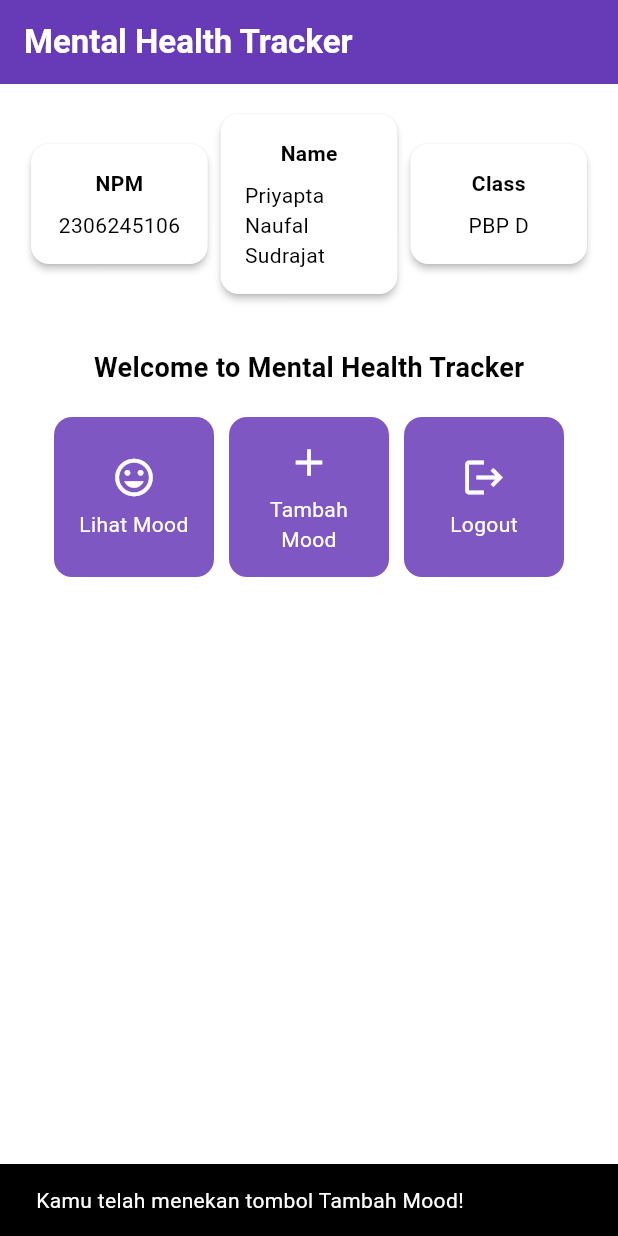
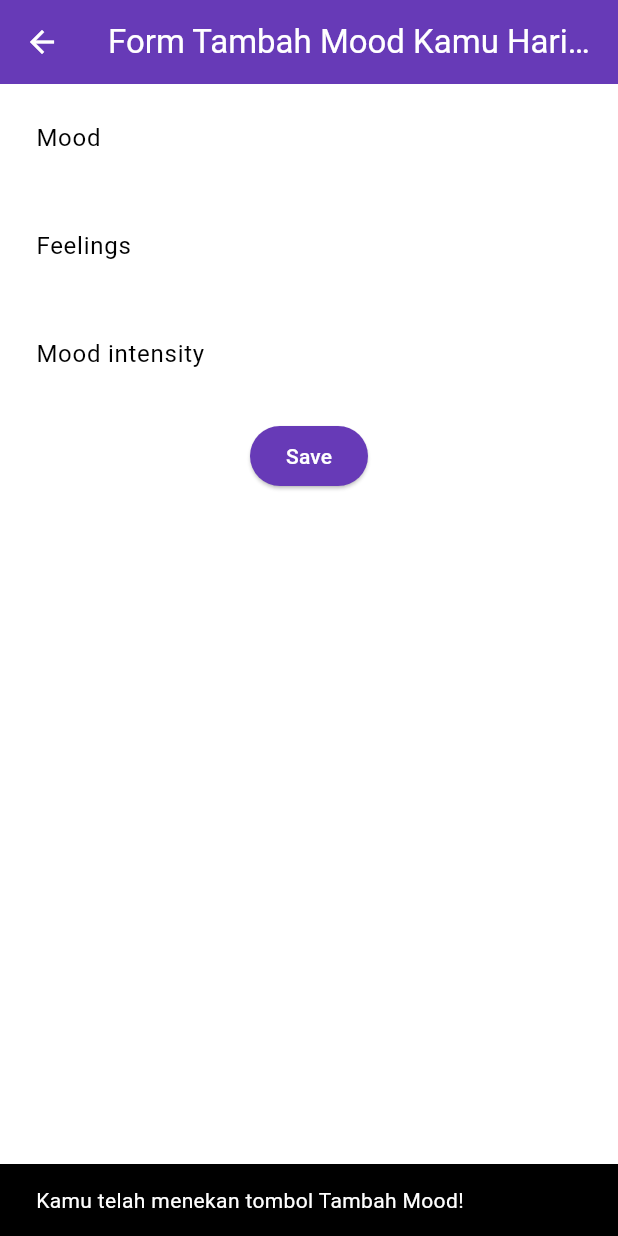
Before and after one commit to Priyapta/mental-health-tracker-mobile, a Flutter app: the screen it shows after launch, after a tap on "Tambah Mood", on a phone screen of 412 x 824 dp. Run offline on Flutter 3.47's test engine with Material 3 defaults, Android fonts, the phone set to English and light mode, and no system bars.

Commit message:
Tutotrial 7

```diff
--- a/lib/main.dart
+++ b/lib/main.dart
@@ -1,5 +1,5 @@
 import 'package:flutter/material.dart';
-import 'package:mental_health_tracker/menu.dart';
+import 'package:mental_health_tracker/screens/menu.dart';
 
 void main() {
   runApp(const MyApp());
@@ -12,24 +12,12 @@ class MyApp extends StatelessWidget {
   @override
   Widget build(BuildContext context) {
     return MaterialApp(
+      debugShowCheckedModeBanner: false,
       title: 'Flutter Demo',
       theme: ThemeData(
-        // This is the theme of your application.
-        //
-        // TRY THIS: Try running your application with "flutter run". You'll see
-        // the application has a purple toolbar. Then, without quitting the app,
-        // try changing the seedColor in the colorScheme below to Colors.green
-        // and then invoke "hot reload" (save your changes or press the "hot
-        // reload" button in a Flutter-supported IDE, or press "r" if you used
-        // the command line to start the app).
-        //
-        // Notice that the counter didn't reset back to zero; the application
-        // state is not lost during the reload. To reset the state, use hot
-        // restart instead.
-        //
-        // This works for code too, not just values: Most code changes can be
-        // tested with just a hot reload.
-        colorScheme: ColorScheme.fromSwatch(primarySwatch: Colors.deepPurple,).copyWith(secondary: Colors.deepPurple[400]),
+        colorScheme: ColorScheme.fromSwatch(
+          primarySwatch: Colors.deepPurple,
+        ).copyWith(secondary: Colors.deepPurple[400]),
         useMaterial3: true,
       ),
       home: MyHomePage(),
--- a/lib/menu.dart
+++ b/lib/screens/menu.dart
@@ -1,4 +1,8 @@
 import 'package:flutter/material.dart';
+import 'package:mental_health_tracker/screens/moodentry_form.dart';
+import 'package:mental_health_tracker/widgets/left_drawer.dart';
+import 'package:mental_health_tracker/widgets/mood_card.dart';
+
 
 class MyHomePage extends StatelessWidget {
   MyHomePage({super.key});
@@ -29,7 +33,9 @@ class MyHomePage extends StatelessWidget {
         ),
         // Warna latar belakang AppBar diambil dari skema warna tema aplikasi.
         backgroundColor: Theme.of(context).colorScheme.primary,
+        iconTheme: const IconThemeData(color: Colors.white),
       ),
+      drawer: const LeftDrawer(),
       // Body halaman dengan padding di sekelilingnya.
       body: Padding(
         padding: const EdgeInsets.all(16.0),
@@ -126,62 +132,3 @@ class InfoCard extends StatelessWidget {
     );
   }
 }
-
-class ItemHomepage {
-  final String name;
-  final IconData icon;
-
-  ItemHomepage(this.name, this.icon);
-}
-
-class ItemCard extends StatelessWidget {
-  // Menampilkan kartu dengan ikon dan nama.
-
-  final ItemHomepage item;
-
-  const ItemCard(this.item, {super.key});
-
-  @override
-  Widget build(BuildContext context) {
-    return Material(
-      // Menentukan warna latar belakang dari tema aplikasi.
-      color: Theme.of(context).colorScheme.secondary,
-      // Membuat sudut kartu melengkung.
-      borderRadius: BorderRadius.circular(12),
-
-      child: InkWell(
-        // Aksi ketika kartu ditekan.
-        onTap: () {
-          // Menampilkan pesan SnackBar saat kartu ditekan.
-          ScaffoldMessenger.of(context)
-            ..hideCurrentSnackBar()
-            ..showSnackBar(SnackBar(
-                content: Text("Kamu telah menekan tombol ${item.name}!")));
-        },
-        // Container untuk menyimpan Icon dan Text
-        child: Container(
-          padding: const EdgeInsets.all(8),
-          child: Center(
-            child: Column(
-              // Menyusun ikon dan teks di tengah kartu.
-              mainAxisAlignment: MainAxisAlignment.center,
-              children: [
-                Icon(
-                  item.icon,
-                  color: Colors.white,
-                  size: 30.0,
-                ),
-                const Padding(padding: EdgeInsets.all(3)),
-                Text(
-                  item.name,
-                  textAlign: TextAlign.center,
-                  style: const TextStyle(color: Colors.white),
-                ),
-              ],
-            ),
-          ),
-        ),
-      ),
-    );
-  }
-}
--- /dev/null
+++ b/lib/screens/moodentry_form.dart
@@ -0,0 +1,160 @@
+import 'package:flutter/material.dart';
+// TODO: Impor drawer yang sudah dibuat sebelumnya
+
+class MoodEntryFormPage extends StatefulWidget {
+  const MoodEntryFormPage({super.key});
+
+  @override
+  State<MoodEntryFormPage> createState() => _MoodEntryFormPageState();
+}
+
+class _MoodEntryFormPageState extends State<MoodEntryFormPage> {
+  final _formKey = GlobalKey<FormState>();
+  String _mood = "";
+  String _feelings = "";
+  int _moodIntensity = 0;
+
+  @override
+  Widget build(BuildContext context) {
+    return Scaffold(
+      appBar: AppBar(
+        title: const Center(
+          child: Text(
+            'Form Tambah Mood Kamu Hari ini',
+          ),
+        ),
+        backgroundColor: Theme.of(context).colorScheme.primary,
+        foregroundColor: Colors.white,
+      ),
+      // TODO: Tambahkan drawer yang sudah dibuat di sini
+      body: Form(
+        key: _formKey,
+        child: SingleChildScrollView(
+          child: Column(
+            crossAxisAlignment: CrossAxisAlignment.start,
+            children: [
+              Padding(
+                padding: const EdgeInsets.all(8.0),
+                child: TextFormField(
+                  decoration: InputDecoration(
+                    hintText: "Mood",
+                    labelText: "Mood",
+                    border: OutlineInputBorder(
+                      borderRadius: BorderRadius.circular(5.0),
+                    ),
+                  ),
+                  onChanged: (String? value) {
+                    setState(() {
+                      _mood = value!;
+                    });
+                  },
+                  validator: (String? value) {
+                    if (value == null || value.isEmpty) {
+                      return "Mood tidak boleh kosong!";
+                    }
+                    return null;
+                  },
+                ),
+              ),
+              Padding(
+                padding: const EdgeInsets.all(8.0),
+                child: TextFormField(
+                  decoration: InputDecoration(
+                    hintText: "Feelings",
+                    labelText: "Feelings",
+                    border: OutlineInputBorder(
+                      borderRadius: BorderRadius.circular(5.0),
+                    ),
+                  ),
+                  onChanged: (String? value) {
+                    setState(() {
+                      _feelings = value!;
+                    });
+                  },
+                  validator: (String? value) {
+                    if (value == null || value.isEmpty) {
+                      return "Feelings tidak boleh kosong!";
+                    }
+                    return null;
+                  },
+                ),
+              ),
+              Padding(
+                padding: const EdgeInsets.all(8.0),
+                child: TextFormField(
+                  decoration: InputDecoration(
+                    hintText: "Mood intensity",
+                    labelText: "Mood intensity",
+                    border: OutlineInputBorder(
+                      borderRadius: BorderRadius.circular(5.0),
+                    ),
+                  ),
+                  onChanged: (String? value) {
+                    setState(() {
+                      _moodIntensity = int.tryParse(value!) ?? 0;
+                    });
+                  },
+                  validator: (String? value) {
+                    if (value == null || value.isEmpty) {
+                      return "Mood intensity tidak boleh kosong!";
+                    }
+                    if (int.tryParse(value) == null) {
+                      return "Mood intensity harus berupa angka!";
+                    }
+                    return null;
+                  },
+                ),
+              ),
+              Align(
+                alignment: Alignment.bottomCenter,
+                child: Padding(
+                  padding: const EdgeInsets.all(8.0),
+                  child: ElevatedButton(
+                    style: ButtonStyle(
+                      backgroundColor: MaterialStateProperty.all(
+                          Theme.of(context).colorScheme.primary),
+                    ),
+                    onPressed: () {
+                      if (_formKey.currentState!.validate()) {
+                        showDialog(
+                          context: context,
+                          builder: (context) {
+                            return AlertDialog(
+                              title: const Text('Mood berhasil tersimpan'),
+                              content: SingleChildScrollView(
+                                child: Column(
+                                  crossAxisAlignment: CrossAxisAlignment.start,
+                                  children: [
+                                    Text('Mood: $_mood'),
+                                    // TODO: Munculkan value-value lainnya
+                                  ],
+                                ),
+                              ),
+                              actions: [
+                                TextButton(
+                                  child: const Text('OK'),
+                                  onPressed: () {
+                                    Navigator.pop(context);
+                                    _formKey.currentState!.reset();
+                                  },
+                                ),
+                              ],
+                            );
+                          },
+                        );
+                      }
+                    },
+                    child: const Text(
+                      "Save",
+                      style: TextStyle(color: Colors.white),
+                    ),
+                  ),
+                ),
+              ),
+            ],
+          ),
+        ),
+      ),
+    );
+  }
+}
--- /dev/null
+++ b/lib/widgets/left_drawer.dart
@@ -0,0 +1,63 @@
+import 'package:flutter/material.dart';
+import 'package:flutter/material.dart';
+import 'package:mental_health_tracker/screens/menu.dart';
+
+class LeftDrawer extends StatelessWidget {
+  const LeftDrawer({super.key});
+
+  @override
+  Widget build(BuildContext context) {
+    return Drawer(
+      child: ListView(
+        children: [
+          DrawerHeader(
+            decoration: BoxDecoration(
+              color: Theme.of(context).colorScheme.primary,
+            ),
+            child: const Column(
+              children: [
+                Text(
+                  'Mental Health Tracker',
+                  textAlign: TextAlign.center,
+                  style: TextStyle(
+                    fontSize: 24,
+                    fontWeight: FontWeight.bold,
+                    color: Colors.white,
+                  ),
+                ),
+                Padding(padding: EdgeInsets.all(8)),
+                Text(
+                  "Ayo jaga kesehatan mentalmu setiap hari disini!",
+                  // TODO: Tambahkan gaya teks dengan center alignment, font ukuran 15, warna putih, dan weight biasa
+                ),
+              ],
+            ),
+          ),
+          ListTile(
+            leading: const Icon(Icons.home_outlined),
+            title: const Text('Halaman Utama'),
+            // Bagian redirection ke MyHomePage
+            onTap: () {
+              Navigator.pushReplacement(
+                  context,
+                  MaterialPageRoute(
+                    builder: (context) => MyHomePage(),
+                  ));
+            },
+          ),
+          ListTile(
+            leading: const Icon(Icons.mood),
+            title: const Text('Tambah Mood'),
+            // Bagian redirection ke MoodEntryFormPage
+            onTap: () {
+              /*
+      TODO: Buatlah routing ke MoodEntryFormPage di sini,
+      setelah halaman MoodEntryFormPage sudah dibuat.
+      */
+            },
+          ),
+        ],
+      ),
+    );
+  }
+}
--- /dev/null
+++ b/lib/widgets/mood_card.dart
@@ -0,0 +1,67 @@
+import 'package:flutter/material.dart';
+import 'package:mental_health_tracker/screens/moodentry_form.dart';
+
+class ItemHomepage {
+  final String name;
+  final IconData icon;
+
+  ItemHomepage(this.name, this.icon);
+}
+
+class ItemCard extends StatelessWidget {
+  // Menampilkan kartu dengan ikon dan nama.
+
+  final ItemHomepage item;
+
+  const ItemCard(this.item, {super.key});
+
+  @override
+  Widget build(BuildContext context) {
+    return Material(
+      // Menentukan warna latar belakang dari tema aplikasi.
+      color: Theme.of(context).colorScheme.secondary,
+      // Membuat sudut kartu melengkung.
+      borderRadius: BorderRadius.circular(12),
+
+      child: InkWell(
+        // Aksi ketika kartu ditekan.
+        onTap: () {
+          // Menampilkan pesan SnackBar saat kartu ditekan.
+          ScaffoldMessenger.of(context)
+            ..hideCurrentSnackBar()
+            ..showSnackBar(SnackBar(
+                content: Text("Kamu telah menekan tombol ${item.name}!")));
+
+          if (item.name == "Tambah Mood") {
+            Navigator.push(context,
+                MaterialPageRoute(builder: (context) => MoodEntryFormPage()));
+            // TODO: Gunakan Navigator.push untuk melakukan navigasi ke MaterialPageRoute yang mencakup TrackerFormPage.
+          }
+        },
+        // Container untuk menyimpan Icon dan Text
+        child: Container(
+          padding: const EdgeInsets.all(8),
+          child: Center(
+            child: Column(
+              // Menyusun ikon dan teks di tengah kartu.
+              mainAxisAlignment: MainAxisAlignment.center,
+              children: [
+                Icon(
+                  item.icon,
+                  color: Colors.white,
+                  size: 30.0,
+                ),
+                const Padding(padding: EdgeInsets.all(3)),
+                Text(
+                  item.name,
+                  textAlign: TextAlign.center,
+                  style: const TextStyle(color: Colors.white),
+                ),
+              ],
+            ),
+          ),
+        ),
+      ),
+    );
+  }
+}
```
